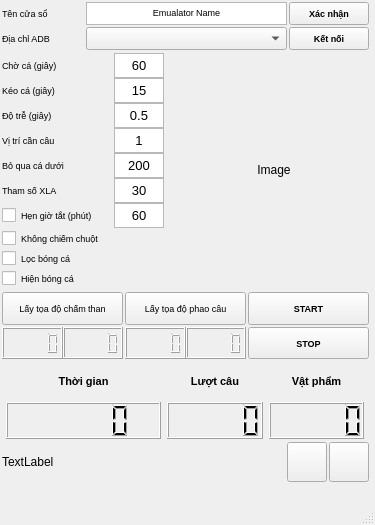
First picture: the form in qt_designer/UiMainWindow.ui, repository hung-hust-97/NTH-Auto-Game, before the edit.
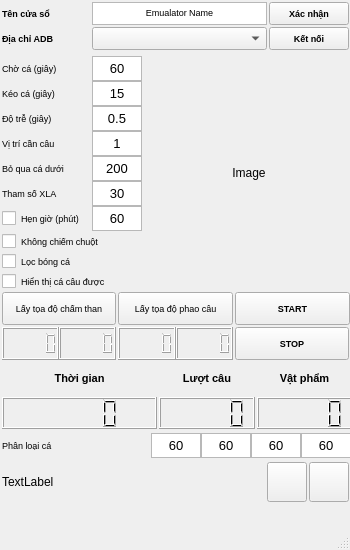
Second picture: the form after the edit.

```diff
--- a/qt_designer/UiMainWindow.ui
+++ b/qt_designer/UiMainWindow.ui
@@ -6,8 +6,8 @@
    <rect>
     <x>0</x>
     <y>0</y>
-    <width>375</width>
-    <height>525</height>
+    <width>350</width>
+    <height>550</height>
    </rect>
   </property>
   <property name="minimumSize">
@@ -18,8 +18,8 @@
   </property>
   <property name="maximumSize">
    <size>
-    <width>375</width>
-    <height>525</height>
+    <width>350</width>
+    <height>550</height>
    </size>
   </property>
   <property name="windowTitle">
@@ -30,12 +30,12 @@
     <property name="geometry">
      <rect>
       <x>0</x>
-      <y>440</y>
-      <width>371</width>
+      <y>460</y>
+      <width>351</width>
       <height>44</height>
      </rect>
     </property>
-    <layout class="QHBoxLayout" name="row5">
+    <layout class="QHBoxLayout" name="row6">
      <property name="spacing">
       <number>2</number>
      </property>
@@ -161,8 +161,8 @@
      <rect>
       <x>0</x>
       <y>360</y>
-      <width>371</width>
-      <height>81</height>
+      <width>354</width>
+      <height>71</height>
      </rect>
     </property>
     <layout class="QGridLayout" name="row4" rowstretch="0,0" columnstretch="8,0,0">
@@ -359,13 +359,38 @@
      <rect>
       <x>0</x>
       <y>50</y>
-      <width>374</width>
-      <height>241</height>
+      <width>351</width>
+      <height>247</height>
      </rect>
     </property>
-    <layout class="QGridLayout" name="row2">
-     <item row="0" column="0">
-      <layout class="QFormLayout" name="col2_1">
+    <layout class="QGridLayout" name="row2" rowstretch="0,0" columnstretch="0,0">
+     <property name="leftMargin">
+      <number>2</number>
+     </property>
+     <property name="topMargin">
+      <number>0</number>
+     </property>
+     <property name="rightMargin">
+      <number>2</number>
+     </property>
+     <property name="bottomMargin">
+      <number>0</number>
+     </property>
+     <property name="spacing">
+      <number>2</number>
+     </property>
+     <item row="1" column="1">
+      <layout class="QHBoxLayout" name="col2_2" stretch="0,7">
+       <property name="spacing">
+        <number>0</number>
+       </property>
+       <item>
+        <layout class="QVBoxLayout" name="col2_1">
+         <property name="spacing">
+          <number>0</number>
+         </property>
+         <item>
+          <layout class="QFormLayout" name="col2_1_row1">
        <property name="fieldGrowthPolicy">
         <enum>QFormLayout::FieldsStayAtSizeHint</enum>
        </property>
@@ -376,34 +401,40 @@
         <set>Qt::AlignLeading|Qt::AlignLeft|Qt::AlignVCenter</set>
        </property>
        <property name="horizontalSpacing">
-        <number>2</number>
+            <number>0</number>
        </property>
        <property name="verticalSpacing">
         <number>0</number>
        </property>
        <property name="leftMargin">
-        <number>2</number>
+            <number>0</number>
        </property>
        <property name="topMargin">
-        <number>2</number>
+            <number>0</number>
        </property>
        <property name="rightMargin">
-        <number>2</number>
+            <number>0</number>
        </property>
        <property name="bottomMargin">
-        <number>2</number>
+            <number>0</number>
        </property>
        <item row="0" column="0">
         <widget class="QLabel" name="lblTimeWaitMark">
+             <property name="sizePolicy">
+              <sizepolicy hsizetype="Fixed" vsizetype="Fixed">
+               <horstretch>0</horstretch>
+               <verstretch>0</verstretch>
+              </sizepolicy>
+             </property>
          <property name="minimumSize">
           <size>
-           <width>80</width>
+               <width>90</width>
            <height>25</height>
           </size>
          </property>
          <property name="maximumSize">
           <size>
-           <width>80</width>
+               <width>999</width>
            <height>25</height>
           </size>
          </property>
@@ -419,46 +450,6 @@
          </property>
         </widget>
        </item>
-       <item row="0" column="1">
-        <widget class="QTextEdit" name="txtWaitingFishTime">
-         <property name="sizePolicy">
-          <sizepolicy hsizetype="Fixed" vsizetype="Fixed">
-           <horstretch>0</horstretch>
-           <verstretch>0</verstretch>
-          </sizepolicy>
-         </property>
-         <property name="minimumSize">
-          <size>
-           <width>50</width>
-           <height>25</height>
-          </size>
-         </property>
-         <property name="maximumSize">
-          <size>
-           <width>50</width>
-           <height>25</height>
-          </size>
-         </property>
-         <property name="font">
-          <font>
-           <pointsize>7</pointsize>
-          </font>
-         </property>
-         <property name="verticalScrollBarPolicy">
-          <enum>Qt::ScrollBarAlwaysOff</enum>
-         </property>
-         <property name="horizontalScrollBarPolicy">
-          <enum>Qt::ScrollBarAlwaysOff</enum>
-         </property>
-         <property name="html">
-          <string>&lt;!DOCTYPE HTML PUBLIC &quot;-//W3C//DTD HTML 4.0//EN&quot; &quot;http://www.w3.org/TR/REC-html40/strict.dtd&quot;&gt;
-&lt;html&gt;&lt;head&gt;&lt;meta name=&quot;qrichtext&quot; content=&quot;1&quot; /&gt;&lt;style type=&quot;text/css&quot;&gt;
-p, li { white-space: pre-wrap; }
-&lt;/style&gt;&lt;/head&gt;&lt;body style=&quot; font-family:'MS Shell Dlg 2'; font-size:7pt; font-weight:400; font-style:normal;&quot;&gt;
-&lt;p align=&quot;center&quot; style=&quot; margin-top:0px; margin-bottom:0px; margin-left:0px; margin-right:0px; -qt-block-indent:0; text-indent:0px;&quot;&gt;&lt;span style=&quot; font-size:10pt;&quot;&gt;60&lt;/span&gt;&lt;/p&gt;&lt;/body&gt;&lt;/html&gt;</string>
-         </property>
-        </widget>
-       </item>
        <item row="1" column="0">
         <widget class="QLabel" name="lblTimePullingFish">
          <property name="minimumSize">
@@ -469,7 +460,7 @@
          </property>
          <property name="maximumSize">
           <size>
-           <width>80</width>
+               <width>999</width>
            <height>25</height>
           </size>
          </property>
@@ -488,7 +479,7 @@
        <item row="1" column="1">
         <widget class="QTextEdit" name="txtPullingFishTime">
          <property name="sizePolicy">
-          <sizepolicy hsizetype="Fixed" vsizetype="Fixed">
+              <sizepolicy hsizetype="Preferred" vsizetype="Preferred">
            <horstretch>0</horstretch>
            <verstretch>0</verstretch>
           </sizepolicy>
@@ -535,7 +526,7 @@
          </property>
          <property name="maximumSize">
           <size>
-           <width>80</width>
+               <width>999</width>
            <height>25</height>
           </size>
          </property>
@@ -552,7 +543,7 @@
        <item row="3" column="1">
         <widget class="QTextEdit" name="txtDelayTime">
          <property name="sizePolicy">
-          <sizepolicy hsizetype="Fixed" vsizetype="Fixed">
+              <sizepolicy hsizetype="Preferred" vsizetype="Preferred">
            <horstretch>0</horstretch>
            <verstretch>0</verstretch>
           </sizepolicy>
@@ -599,7 +590,7 @@
          </property>
          <property name="maximumSize">
           <size>
-           <width>80</width>
+               <width>999</width>
            <height>25</height>
           </size>
          </property>
@@ -618,7 +609,7 @@
        <item row="4" column="1">
         <widget class="QTextEdit" name="txtFishingRodPosition">
          <property name="sizePolicy">
-          <sizepolicy hsizetype="Fixed" vsizetype="Fixed">
+              <sizepolicy hsizetype="Preferred" vsizetype="Preferred">
            <horstretch>0</horstretch>
            <verstretch>0</verstretch>
           </sizepolicy>
@@ -665,7 +656,7 @@
          </property>
          <property name="maximumSize">
           <size>
-           <width>80</width>
+               <width>999</width>
            <height>25</height>
           </size>
          </property>
@@ -682,7 +673,7 @@
        <item row="5" column="1">
         <widget class="QTextEdit" name="txtMinFishSize">
          <property name="sizePolicy">
-          <sizepolicy hsizetype="Fixed" vsizetype="Fixed">
+              <sizepolicy hsizetype="Preferred" vsizetype="Preferred">
            <horstretch>0</horstretch>
            <verstretch>0</verstretch>
           </sizepolicy>
@@ -729,7 +720,7 @@
          </property>
          <property name="maximumSize">
           <size>
-           <width>80</width>
+               <width>999</width>
            <height>25</height>
           </size>
          </property>
@@ -746,7 +737,7 @@
        <item row="6" column="1">
         <widget class="QTextEdit" name="txtMinContour">
          <property name="sizePolicy">
-          <sizepolicy hsizetype="Fixed" vsizetype="Fixed">
+              <sizepolicy hsizetype="Preferred" vsizetype="Preferred">
            <horstretch>0</horstretch>
            <verstretch>0</verstretch>
           </sizepolicy>
@@ -785,15 +776,21 @@
        </item>
        <item row="7" column="0">
         <widget class="QCheckBox" name="cbShutdownPC">
+             <property name="sizePolicy">
+              <sizepolicy hsizetype="Fixed" vsizetype="Fixed">
+               <horstretch>0</horstretch>
+               <verstretch>0</verstretch>
+              </sizepolicy>
+             </property>
          <property name="minimumSize">
           <size>
-           <width>110</width>
+               <width>90</width>
            <height>25</height>
           </size>
          </property>
          <property name="maximumSize">
           <size>
-           <width>999</width>
+               <width>90</width>
            <height>25</height>
           </size>
          </property>
@@ -803,14 +800,14 @@
           </font>
          </property>
          <property name="text">
-          <string>Hẹn giờ tắt (phút)</string>
+              <string>Hẹn giờ (phút)</string>
          </property>
         </widget>
        </item>
        <item row="7" column="1">
         <widget class="QTextEdit" name="txtShutdownTime">
          <property name="sizePolicy">
-          <sizepolicy hsizetype="Fixed" vsizetype="Fixed">
+              <sizepolicy hsizetype="Preferred" vsizetype="Preferred">
            <horstretch>0</horstretch>
            <verstretch>0</verstretch>
           </sizepolicy>
@@ -847,18 +844,65 @@
          </property>
         </widget>
        </item>
-       <item row="9" column="0">
+           <item row="0" column="1">
+            <widget class="QTextEdit" name="txtWaitingFishTime">
+             <property name="sizePolicy">
+              <sizepolicy hsizetype="Preferred" vsizetype="Preferred">
+               <horstretch>0</horstretch>
+               <verstretch>0</verstretch>
+              </sizepolicy>
+             </property>
+             <property name="minimumSize">
+              <size>
+               <width>50</width>
+               <height>25</height>
+              </size>
+             </property>
+             <property name="maximumSize">
+              <size>
+               <width>50</width>
+               <height>25</height>
+              </size>
+             </property>
+             <property name="font">
+              <font>
+               <pointsize>7</pointsize>
+              </font>
+             </property>
+             <property name="verticalScrollBarPolicy">
+              <enum>Qt::ScrollBarAlwaysOff</enum>
+             </property>
+             <property name="horizontalScrollBarPolicy">
+              <enum>Qt::ScrollBarAlwaysOff</enum>
+             </property>
+             <property name="html">
+              <string>&lt;!DOCTYPE HTML PUBLIC &quot;-//W3C//DTD HTML 4.0//EN&quot; &quot;http://www.w3.org/TR/REC-html40/strict.dtd&quot;&gt;
+&lt;html&gt;&lt;head&gt;&lt;meta name=&quot;qrichtext&quot; content=&quot;1&quot; /&gt;&lt;style type=&quot;text/css&quot;&gt;
+p, li { white-space: pre-wrap; }
+&lt;/style&gt;&lt;/head&gt;&lt;body style=&quot; font-family:'MS Shell Dlg 2'; font-size:7pt; font-weight:400; font-style:normal;&quot;&gt;
+&lt;p align=&quot;center&quot; style=&quot; margin-top:0px; margin-bottom:0px; margin-left:0px; margin-right:0px; -qt-block-indent:0; text-indent:0px;&quot;&gt;&lt;span style=&quot; font-size:10pt;&quot;&gt;60&lt;/span&gt;&lt;/p&gt;&lt;/body&gt;&lt;/html&gt;</string>
+             </property>
+            </widget>
+           </item>
+          </layout>
+         </item>
+         <item>
+          <layout class="QVBoxLayout" name="col2_1_row2">
+           <property name="spacing">
+            <number>0</number>
+           </property>
+           <item>
         <widget class="QCheckBox" name="cbFreeMouse">
          <property name="minimumSize">
           <size>
-           <width>110</width>
+               <width>0</width>
            <height>20</height>
           </size>
          </property>
          <property name="maximumSize">
           <size>
            <width>999</width>
-           <height>999</height>
+               <height>20</height>
           </size>
          </property>
          <property name="sizeIncrement">
@@ -877,7 +921,7 @@
          </property>
         </widget>
        </item>
-       <item row="10" column="0">
+           <item>
         <widget class="QCheckBox" name="cbFishDetection">
          <property name="minimumSize">
           <size>
@@ -887,7 +931,7 @@
          </property>
          <property name="maximumSize">
           <size>
-           <width>85</width>
+               <width>9999</width>
            <height>20</height>
           </size>
          </property>
@@ -901,7 +945,7 @@
          </property>
         </widget>
        </item>
-       <item row="11" column="0">
+           <item>
         <widget class="QCheckBox" name="cbShowFish">
          <property name="minimumSize">
           <size>
@@ -911,7 +955,7 @@
          </property>
          <property name="maximumSize">
           <size>
-           <width>85</width>
+               <width>9999</width>
            <height>20</height>
           </size>
          </property>
@@ -921,13 +965,15 @@
           </font>
          </property>
          <property name="text">
-          <string>Hiện bóng cá</string>
+              <string>Hiển thị cá câu được</string>
          </property>
         </widget>
        </item>
       </layout>
      </item>
-     <item row="0" column="1">
+        </layout>
+       </item>
+       <item>
       <widget class="QLabel" name="lblShowFish">
        <property name="sizePolicy">
         <sizepolicy hsizetype="Minimum" vsizetype="Fixed">
@@ -965,14 +1011,16 @@
       </widget>
      </item>
     </layout>
+     </item>
+    </layout>
    </widget>
    <widget class="QWidget" name="gridLayoutWidget">
     <property name="geometry">
      <rect>
       <x>0</x>
       <y>290</y>
-      <width>371</width>
-      <height>71</height>
+      <width>351</width>
+      <height>72</height>
      </rect>
     </property>
     <layout class="QGridLayout" name="row3" rowstretch="0,0">
@@ -1061,6 +1109,18 @@
          <verstretch>0</verstretch>
         </sizepolicy>
        </property>
+       <property name="minimumSize">
+        <size>
+         <width>0</width>
+         <height>33</height>
+        </size>
+       </property>
+       <property name="maximumSize">
+        <size>
+         <width>16777215</width>
+         <height>33</height>
+        </size>
+       </property>
        <property name="font">
         <font>
          <pointsize>7</pointsize>
@@ -1200,8 +1260,8 @@
      <rect>
       <x>0</x>
       <y>0</y>
-      <width>371</width>
-      <height>52</height>
+      <width>351</width>
+      <height>54</height>
      </rect>
     </property>
     <layout class="QGridLayout" name="row1" columnstretch="0,0,0">
@@ -1230,21 +1290,21 @@
        </property>
        <property name="minimumSize">
         <size>
-         <width>82</width>
+         <width>0</width>
          <height>18</height>
         </size>
        </property>
        <property name="maximumSize">
         <size>
-         <width>80</width>
+         <width>90</width>
          <height>18</height>
         </size>
        </property>
        <property name="font">
         <font>
          <pointsize>7</pointsize>
-         <weight>50</weight>
-         <bold>false</bold>
+         <weight>75</weight>
+         <bold>true</bold>
         </font>
        </property>
        <property name="text">
@@ -1289,28 +1349,28 @@
      <item row="1" column="0">
       <widget class="QLabel" name="lblAdbAddress">
        <property name="sizePolicy">
-        <sizepolicy hsizetype="Minimum" vsizetype="Minimum">
+        <sizepolicy hsizetype="Fixed" vsizetype="Fixed">
          <horstretch>0</horstretch>
          <verstretch>0</verstretch>
         </sizepolicy>
        </property>
        <property name="minimumSize">
         <size>
-         <width>82</width>
+         <width>88</width>
          <height>18</height>
         </size>
        </property>
        <property name="maximumSize">
         <size>
-         <width>80</width>
+         <width>88</width>
          <height>18</height>
         </size>
        </property>
        <property name="font">
         <font>
          <pointsize>7</pointsize>
-         <weight>50</weight>
-         <bold>false</bold>
+         <weight>75</weight>
+         <bold>true</bold>
         </font>
        </property>
        <property name="text">
@@ -1400,6 +1460,211 @@
      </item>
     </layout>
    </widget>
+   <widget class="QWidget" name="horizontalLayoutWidget_3">
+    <property name="geometry">
+     <rect>
+      <x>0</x>
+      <y>430</y>
+      <width>351</width>
+      <height>31</height>
+     </rect>
+    </property>
+    <layout class="QHBoxLayout" name="row5">
+     <property name="spacing">
+      <number>0</number>
+     </property>
+     <property name="sizeConstraint">
+      <enum>QLayout::SetDefaultConstraint</enum>
+     </property>
+     <property name="leftMargin">
+      <number>2</number>
+     </property>
+     <item>
+      <widget class="QLabel" name="lblFishType">
+       <property name="minimumSize">
+        <size>
+         <width>80</width>
+         <height>25</height>
+        </size>
+       </property>
+       <property name="maximumSize">
+        <size>
+         <width>999</width>
+         <height>25</height>
+        </size>
+       </property>
+       <property name="font">
+        <font>
+         <pointsize>7</pointsize>
+        </font>
+       </property>
+       <property name="text">
+        <string>Phân loại cá</string>
+       </property>
+      </widget>
+     </item>
+     <item>
+      <widget class="QTextEdit" name="txtVioletFish">
+       <property name="sizePolicy">
+        <sizepolicy hsizetype="Preferred" vsizetype="Preferred">
+         <horstretch>0</horstretch>
+         <verstretch>0</verstretch>
+        </sizepolicy>
+       </property>
+       <property name="minimumSize">
+        <size>
+         <width>50</width>
+         <height>25</height>
+        </size>
+       </property>
+       <property name="maximumSize">
+        <size>
+         <width>50</width>
+         <height>25</height>
+        </size>
+       </property>
+       <property name="font">
+        <font>
+         <pointsize>10</pointsize>
+        </font>
+       </property>
+       <property name="verticalScrollBarPolicy">
+        <enum>Qt::ScrollBarAlwaysOff</enum>
+       </property>
+       <property name="horizontalScrollBarPolicy">
+        <enum>Qt::ScrollBarAlwaysOff</enum>
+       </property>
+       <property name="html">
+        <string>&lt;!DOCTYPE HTML PUBLIC &quot;-//W3C//DTD HTML 4.0//EN&quot; &quot;http://www.w3.org/TR/REC-html40/strict.dtd&quot;&gt;
+&lt;html&gt;&lt;head&gt;&lt;meta name=&quot;qrichtext&quot; content=&quot;1&quot; /&gt;&lt;style type=&quot;text/css&quot;&gt;
+p, li { white-space: pre-wrap; }
+&lt;/style&gt;&lt;/head&gt;&lt;body style=&quot; font-family:'MS Shell Dlg 2'; font-size:10pt; font-weight:400; font-style:normal;&quot;&gt;
+&lt;p align=&quot;center&quot; style=&quot; margin-top:0px; margin-bottom:0px; margin-left:0px; margin-right:0px; -qt-block-indent:0; text-indent:0px;&quot;&gt;60&lt;/p&gt;&lt;/body&gt;&lt;/html&gt;</string>
+       </property>
+      </widget>
+     </item>
+     <item>
+      <widget class="QTextEdit" name="txtBlueFish">
+       <property name="sizePolicy">
+        <sizepolicy hsizetype="Preferred" vsizetype="Preferred">
+         <horstretch>0</horstretch>
+         <verstretch>0</verstretch>
+        </sizepolicy>
+       </property>
+       <property name="minimumSize">
+        <size>
+         <width>50</width>
+         <height>25</height>
+        </size>
+       </property>
+       <property name="maximumSize">
+        <size>
+         <width>50</width>
+         <height>25</height>
+        </size>
+       </property>
+       <property name="font">
+        <font>
+         <pointsize>10</pointsize>
+        </font>
+       </property>
+       <property name="verticalScrollBarPolicy">
+        <enum>Qt::ScrollBarAlwaysOff</enum>
+       </property>
+       <property name="horizontalScrollBarPolicy">
+        <enum>Qt::ScrollBarAlwaysOff</enum>
+       </property>
+       <property name="html">
+        <string>&lt;!DOCTYPE HTML PUBLIC &quot;-//W3C//DTD HTML 4.0//EN&quot; &quot;http://www.w3.org/TR/REC-html40/strict.dtd&quot;&gt;
+&lt;html&gt;&lt;head&gt;&lt;meta name=&quot;qrichtext&quot; content=&quot;1&quot; /&gt;&lt;style type=&quot;text/css&quot;&gt;
+p, li { white-space: pre-wrap; }
+&lt;/style&gt;&lt;/head&gt;&lt;body style=&quot; font-family:'MS Shell Dlg 2'; font-size:10pt; font-weight:400; font-style:normal;&quot;&gt;
+&lt;p align=&quot;center&quot; style=&quot; margin-top:0px; margin-bottom:0px; margin-left:0px; margin-right:0px; -qt-block-indent:0; text-indent:0px;&quot;&gt;60&lt;/p&gt;&lt;/body&gt;&lt;/html&gt;</string>
+       </property>
+      </widget>
+     </item>
+     <item>
+      <widget class="QTextEdit" name="txtGreenFish">
+       <property name="sizePolicy">
+        <sizepolicy hsizetype="Preferred" vsizetype="Preferred">
+         <horstretch>0</horstretch>
+         <verstretch>0</verstretch>
+        </sizepolicy>
+       </property>
+       <property name="minimumSize">
+        <size>
+         <width>50</width>
+         <height>25</height>
+        </size>
+       </property>
+       <property name="maximumSize">
+        <size>
+         <width>50</width>
+         <height>25</height>
+        </size>
+       </property>
+       <property name="font">
+        <font>
+         <pointsize>10</pointsize>
+        </font>
+       </property>
+       <property name="verticalScrollBarPolicy">
+        <enum>Qt::ScrollBarAlwaysOff</enum>
+       </property>
+       <property name="horizontalScrollBarPolicy">
+        <enum>Qt::ScrollBarAlwaysOff</enum>
+       </property>
+       <property name="html">
+        <string>&lt;!DOCTYPE HTML PUBLIC &quot;-//W3C//DTD HTML 4.0//EN&quot; &quot;http://www.w3.org/TR/REC-html40/strict.dtd&quot;&gt;
+&lt;html&gt;&lt;head&gt;&lt;meta name=&quot;qrichtext&quot; content=&quot;1&quot; /&gt;&lt;style type=&quot;text/css&quot;&gt;
+p, li { white-space: pre-wrap; }
+&lt;/style&gt;&lt;/head&gt;&lt;body style=&quot; font-family:'MS Shell Dlg 2'; font-size:10pt; font-weight:400; font-style:normal;&quot;&gt;
+&lt;p align=&quot;center&quot; style=&quot; margin-top:0px; margin-bottom:0px; margin-left:0px; margin-right:0px; -qt-block-indent:0; text-indent:0px;&quot;&gt;60&lt;/p&gt;&lt;/body&gt;&lt;/html&gt;</string>
+       </property>
+      </widget>
+     </item>
+     <item>
+      <widget class="QTextEdit" name="txtGrayFish">
+       <property name="sizePolicy">
+        <sizepolicy hsizetype="Preferred" vsizetype="Preferred">
+         <horstretch>0</horstretch>
+         <verstretch>0</verstretch>
+        </sizepolicy>
+       </property>
+       <property name="minimumSize">
+        <size>
+         <width>50</width>
+         <height>25</height>
+        </size>
+       </property>
+       <property name="maximumSize">
+        <size>
+         <width>50</width>
+         <height>25</height>
+        </size>
+       </property>
+       <property name="font">
+        <font>
+         <pointsize>10</pointsize>
+        </font>
+       </property>
+       <property name="verticalScrollBarPolicy">
+        <enum>Qt::ScrollBarAlwaysOff</enum>
+       </property>
+       <property name="horizontalScrollBarPolicy">
+        <enum>Qt::ScrollBarAlwaysOff</enum>
+       </property>
+       <property name="html">
+        <string>&lt;!DOCTYPE HTML PUBLIC &quot;-//W3C//DTD HTML 4.0//EN&quot; &quot;http://www.w3.org/TR/REC-html40/strict.dtd&quot;&gt;
+&lt;html&gt;&lt;head&gt;&lt;meta name=&quot;qrichtext&quot; content=&quot;1&quot; /&gt;&lt;style type=&quot;text/css&quot;&gt;
+p, li { white-space: pre-wrap; }
+&lt;/style&gt;&lt;/head&gt;&lt;body style=&quot; font-family:'MS Shell Dlg 2'; font-size:10pt; font-weight:400; font-style:normal;&quot;&gt;
+&lt;p align=&quot;center&quot; style=&quot; margin-top:0px; margin-bottom:0px; margin-left:0px; margin-right:0px; -qt-block-indent:0; text-indent:0px;&quot;&gt;60&lt;/p&gt;&lt;/body&gt;&lt;/html&gt;</string>
+       </property>
+      </widget>
+     </item>
+    </layout>
+   </widget>
   </widget>
   <widget class="QMenuBar" name="menubar">
    <property name="geometry">
```
Left out of the diff: 2 changed lines with no effect on the pictures. Lines whose indentation alone changed are shown as unchanged.
